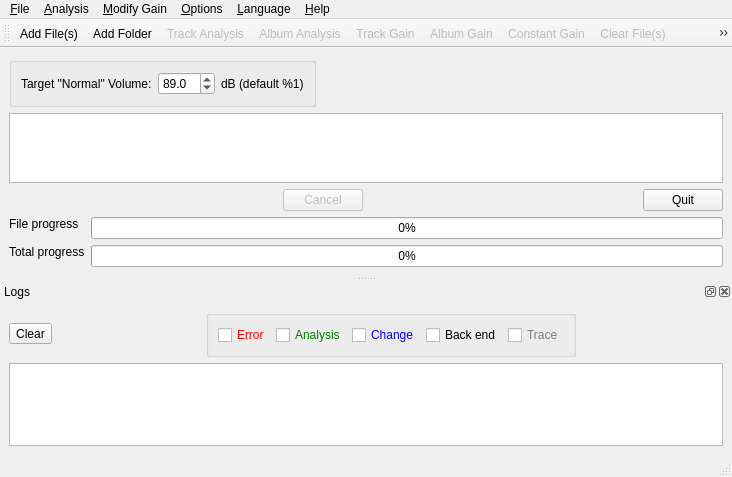
Qt form src/mainwindow.ui (lgbaldoni/qmp3gain-qt5) before a commit.
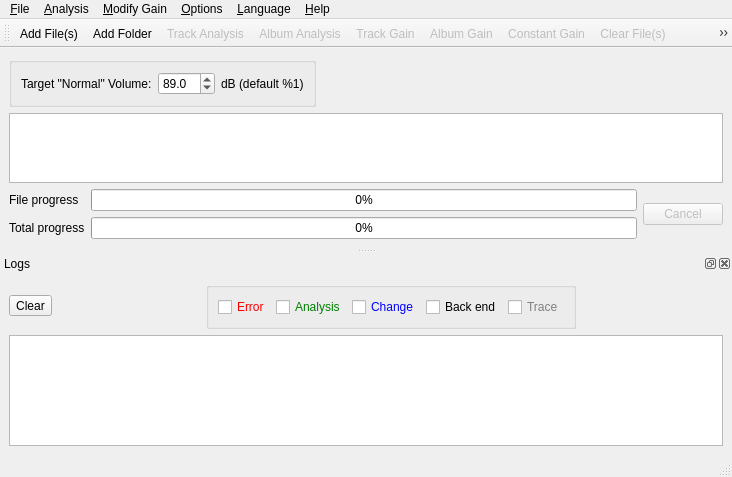
The same form after that commit. Icons and pictures are not drawn. Custom widgets are drawn as their Qt base class.

Commit message: exitButton removed, cancelButton moved behind the progress bars

Diff of the .ui file:
```diff
--- a/src/mainwindow.ui
+++ b/src/mainwindow.ui
@@ -30,8 +30,6 @@
      <verstretch>0</verstretch>
     </sizepolicy>
    </property>
-   <layout class="QHBoxLayout" name="horizontalLayout_4">
-    <item>
      <layout class="QVBoxLayout" name="verticalLayout">
       <item>
        <layout class="QHBoxLayout" name="horizontalLayout">
@@ -108,53 +106,6 @@
         </property>
        </widget>
       </item>
-      <item>
-       <layout class="QHBoxLayout" name="horizontalLayout_2">
-        <item>
-         <spacer>
-          <property name="orientation">
-           <enum>Qt::Horizontal</enum>
-          </property>
-          <property name="sizeHint" stdset="0">
-           <size>
-            <width>231</width>
-            <height>20</height>
-           </size>
-          </property>
-         </spacer>
-        </item>
-        <item>
-         <widget class="QPushButton" name="cancelButton">
-          <property name="enabled">
-           <bool>false</bool>
-          </property>
-          <property name="text">
-           <string>Cancel</string>
-          </property>
-         </widget>
-        </item>
-        <item>
-         <spacer>
-          <property name="orientation">
-           <enum>Qt::Horizontal</enum>
-          </property>
-          <property name="sizeHint" stdset="0">
-           <size>
-            <width>251</width>
-            <height>20</height>
-           </size>
-          </property>
-         </spacer>
-        </item>
-        <item>
-         <widget class="QPushButton" name="exitButton">
-          <property name="text">
-           <string>Quit</string>
-          </property>
-         </widget>
-        </item>
-       </layout>
-      </item>
       <item>
        <layout class="QGridLayout" name="gridLayout">
         <item row="0" column="0">
@@ -164,21 +115,31 @@
           </property>
          </widget>
         </item>
-        <item row="0" column="1" rowspan="2">
+      <item row="0" column="1">
          <widget class="QProgressBar" name="progressBar_File">
           <property name="value">
            <number>0</number>
           </property>
          </widget>
         </item>
-        <item row="1" column="0" rowspan="2">
+      <item row="0" column="2" rowspan="2">
+       <widget class="QPushButton" name="cancelButton">
+        <property name="enabled">
+         <bool>false</bool>
+        </property>
+        <property name="text">
+         <string>Cancel</string>
+        </property>
+       </widget>
+      </item>
+      <item row="1" column="0">
          <widget class="QLabel" name="label_TotalProgress">
           <property name="text">
            <string>Total progress</string>
           </property>
          </widget>
         </item>
-        <item row="2" column="1">
+      <item row="1" column="1">
          <widget class="DoubleProgressBar" name="progressBar_Total">
           <property name="value">
            <number>0</number>
@@ -188,8 +149,6 @@
        </layout>
       </item>
      </layout>
-    </item>
-   </layout>
   </widget>
   <widget class="QStatusBar" name="statusbar"/>
   <widget class="QMenuBar" name="menubar">
```
Left out of the diff: 18 changed lines with no effect on the pictures. Lines whose indentation alone changed are shown as unchanged. The commit also changes 1 other file.
